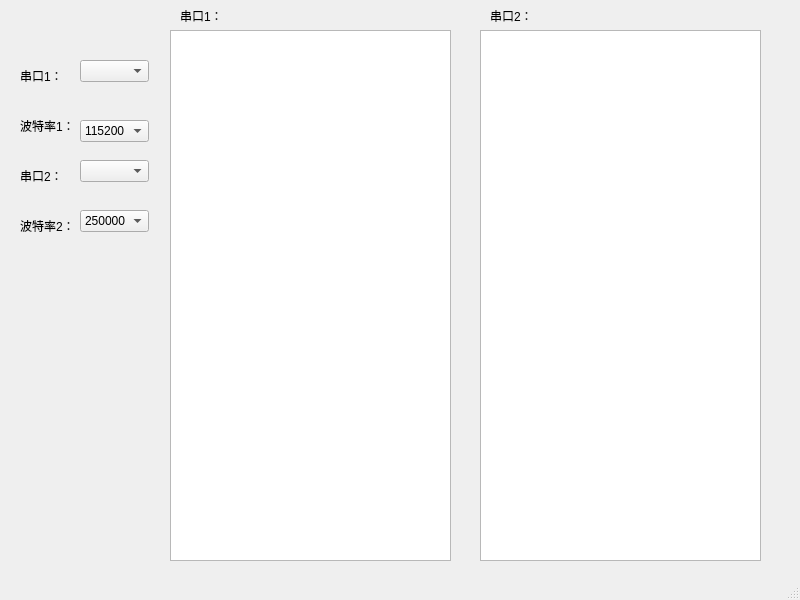
losehu/NEFUART, file mainwindow.ui: the form before one commit.
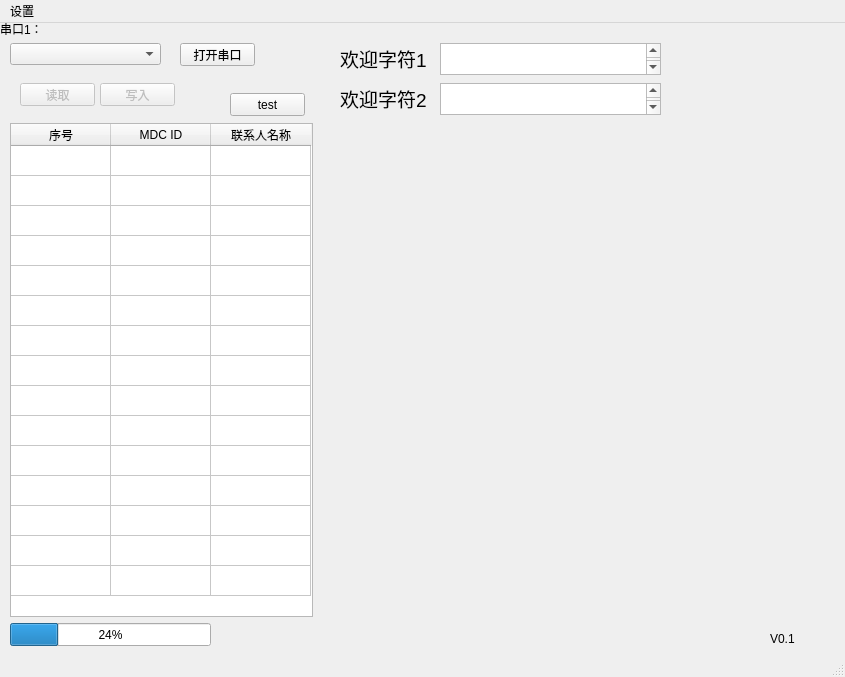
The form after the commit.

```diff
--- a/mainwindow.ui
+++ b/mainwindow.ui
@@ -6,8 +6,8 @@
    <rect>
     <x>0</x>
     <y>0</y>
-    <width>800</width>
-    <height>600</height>
+    <width>845</width>
+    <height>677</height>
    </rect>
   </property>
   <property name="windowTitle">
@@ -17,191 +17,263 @@
    <widget class="QComboBox" name="comboBox">
     <property name="geometry">
      <rect>
-      <x>80</x>
-      <y>60</y>
-      <width>69</width>
+      <x>10</x>
+      <y>20</y>
+      <width>151</width>
       <height>22</height>
      </rect>
     </property>
    </widget>
+   <widget class="QLabel" name="label_uart1">
+    <property name="geometry">
+     <rect>
+      <x>0</x>
+      <y>0</y>
+      <width>54</width>
+      <height>12</height>
+     </rect>
+    </property>
+    <property name="text">
+     <string>串口1：</string>
+    </property>
+   </widget>
+   <widget class="QPushButton" name="open1">
+    <property name="geometry">
+     <rect>
+      <x>180</x>
+      <y>20</y>
+      <width>75</width>
+      <height>23</height>
+     </rect>
+    </property>
+    <property name="text">
+     <string>打开串口</string>
+    </property>
+   </widget>
+   <widget class="QTableWidget" name="mdc_table">
+    <property name="geometry">
+     <rect>
+      <x>10</x>
+      <y>100</y>
+      <width>303</width>
+      <height>494</height>
+     </rect>
+    </property>
+    <property name="rowCount">
+     <number>15</number>
+    </property>
+    <property name="columnCount">
+     <number>3</number>
+    </property>
+    <attribute name="verticalHeaderVisible">
+     <bool>false</bool>
+    </attribute>
+    <row/>
+    <row/>
+    <row/>
+    <row/>
+    <row/>
+    <row/>
+    <row/>
+    <row/>
+    <row/>
+    <row/>
+    <row/>
+    <row/>
+    <row/>
+    <row/>
+    <row/>
+    <column>
+     <property name="text">
+      <string>序号</string>
+     </property>
+    </column>
+    <column>
+     <property name="text">
+      <string>MDC ID</string>
+     </property>
+    </column>
+    <column>
+     <property name="text">
+      <string>联系人名称</string>
+     </property>
+    </column>
+   </widget>
+   <widget class="QPushButton" name="read">
+    <property name="enabled">
+     <bool>false</bool>
+    </property>
+    <property name="geometry">
+     <rect>
+      <x>20</x>
+      <y>60</y>
+      <width>75</width>
+      <height>23</height>
+     </rect>
+    </property>
+    <property name="text">
+     <string>读取</string>
+    </property>
+   </widget>
+   <widget class="QPushButton" name="write">
+    <property name="enabled">
+     <bool>false</bool>
+    </property>
+    <property name="geometry">
+     <rect>
+      <x>100</x>
+      <y>60</y>
+      <width>75</width>
+      <height>23</height>
+     </rect>
+    </property>
+    <property name="text">
+     <string>写入</string>
+    </property>
+   </widget>
+   <widget class="QProgressBar" name="progressBar">
+    <property name="geometry">
+     <rect>
+      <x>10</x>
+      <y>600</y>
+      <width>201</width>
+      <height>23</height>
+     </rect>
+    </property>
+    <property name="value">
+     <number>24</number>
+    </property>
+   </widget>
    <widget class="QLabel" name="label">
     <property name="geometry">
      <rect>
-      <x>20</x>
+      <x>770</x>
+      <y>610</y>
+      <width>54</width>
+      <height>12</height>
+     </rect>
+    </property>
+    <property name="text">
+     <string>V0.1</string>
+    </property>
+   </widget>
+   <widget class="QPushButton" name="pushButton">
+    <property name="geometry">
+     <rect>
+      <x>230</x>
       <y>70</y>
-      <width>54</width>
-      <height>12</height>
+      <width>75</width>
+      <height>23</height>
      </rect>
     </property>
     <property name="text">
-     <string>串口1：</string>
+     <string>test</string>
+    </property>
+   </widget>
+   <widget class="QTextBrowser" name="wel2">
+    <property name="geometry">
+     <rect>
+      <x>440</x>
+      <y>60</y>
+      <width>221</width>
+      <height>32</height>
+     </rect>
+    </property>
+    <property name="font">
+     <font>
+      <pointsize>14</pointsize>
+     </font>
+    </property>
+    <property name="readOnly">
+     <bool>false</bool>
+    </property>
+    <property name="html">
+     <string>&lt;!DOCTYPE HTML PUBLIC &quot;-//W3C//DTD HTML 4.0//EN&quot; &quot;http://www.w3.org/TR/REC-html40/strict.dtd&quot;&gt;
+&lt;html&gt;&lt;head&gt;&lt;meta name=&quot;qrichtext&quot; content=&quot;1&quot; /&gt;&lt;style type=&quot;text/css&quot;&gt;
+p, li { white-space: pre-wrap; }
+&lt;/style&gt;&lt;/head&gt;&lt;body style=&quot; font-family:'SimSun'; font-size:14pt; font-weight:400; font-style:normal;&quot;&gt;
+&lt;p style=&quot;-qt-paragraph-type:empty; margin-top:0px; margin-bottom:0px; margin-left:0px; margin-right:0px; -qt-block-indent:0; text-indent:0px;&quot;&gt;&lt;br /&gt;&lt;/p&gt;&lt;/body&gt;&lt;/html&gt;</string>
+    </property>
+   </widget>
+   <widget class="QTextBrowser" name="wel1">
+    <property name="geometry">
+     <rect>
+      <x>440</x>
+      <y>20</y>
+      <width>221</width>
+      <height>32</height>
+     </rect>
+    </property>
+    <property name="font">
+     <font>
+      <pointsize>14</pointsize>
+     </font>
+    </property>
+    <property name="readOnly">
+     <bool>false</bool>
+    </property>
+    <property name="html">
+     <string>&lt;!DOCTYPE HTML PUBLIC &quot;-//W3C//DTD HTML 4.0//EN&quot; &quot;http://www.w3.org/TR/REC-html40/strict.dtd&quot;&gt;
+&lt;html&gt;&lt;head&gt;&lt;meta name=&quot;qrichtext&quot; content=&quot;1&quot; /&gt;&lt;style type=&quot;text/css&quot;&gt;
+p, li { white-space: pre-wrap; }
+&lt;/style&gt;&lt;/head&gt;&lt;body style=&quot; font-family:'SimSun'; font-size:14pt; font-weight:400; font-style:normal;&quot;&gt;
+&lt;p style=&quot;-qt-paragraph-type:empty; margin-top:0px; margin-bottom:0px; margin-left:0px; margin-right:0px; -qt-block-indent:0; text-indent:0px;&quot;&gt;&lt;br /&gt;&lt;/p&gt;&lt;/body&gt;&lt;/html&gt;</string>
     </property>
    </widget>
    <widget class="QLabel" name="label_2">
     <property name="geometry">
      <rect>
-      <x>20</x>
-      <y>120</y>
-      <width>54</width>
-      <height>12</height>
+      <x>340</x>
+      <y>20</y>
+      <width>91</width>
+      <height>31</height>
      </rect>
     </property>
-    <property name="text">
-     <string>波特率1：</string>
+    <property name="font">
+     <font>
+      <pointsize>14</pointsize>
+     </font>
     </property>
-   </widget>
-   <widget class="QComboBox" name="comboBox_6">
-    <property name="geometry">
-     <rect>
-      <x>80</x>
-      <y>160</y>
-      <width>69</width>
-      <height>22</height>
-     </rect>
-    </property>
-   </widget>
-   <widget class="QLabel" name="label_6">
-    <property name="geometry">
-     <rect>
-      <x>20</x>
-      <y>220</y>
-      <width>54</width>
-      <height>12</height>
-     </rect>
-    </property>
     <property name="text">
-     <string>波特率2：</string>
-    </property>
-   </widget>
-   <widget class="QComboBox" name="comboBox_7">
-    <property name="geometry">
-     <rect>
-      <x>80</x>
-      <y>210</y>
-      <width>69</width>
-      <height>22</height>
-     </rect>
-    </property>
-    <item>
-     <property name="text">
-      <string>250000</string>
-     </property>
-    </item>
-    <item>
-     <property name="text">
-      <string>4800</string>
-     </property>
-    </item>
-    <item>
-     <property name="text">
-      <string>9600</string>
-     </property>
-    </item>
-    <item>
-     <property name="text">
-      <string>115200</string>
-     </property>
-    </item>
-   </widget>
-   <widget class="QLabel" name="label_9">
-    <property name="geometry">
-     <rect>
-      <x>20</x>
-      <y>170</y>
-      <width>54</width>
-      <height>12</height>
-     </rect>
-    </property>
-    <property name="text">
-     <string>串口2：</string>
-    </property>
-   </widget>
-   <widget class="QTextEdit" name="textEdit">
-    <property name="geometry">
-     <rect>
-      <x>170</x>
-      <y>30</y>
-      <width>281</width>
-      <height>531</height>
-     </rect>
-    </property>
-   </widget>
-   <widget class="QTextEdit" name="textEdit_2">
-    <property name="geometry">
-     <rect>
-      <x>480</x>
-      <y>30</y>
-      <width>281</width>
-      <height>531</height>
-     </rect>
-    </property>
-   </widget>
-   <widget class="QLabel" name="label_3">
-    <property name="geometry">
-     <rect>
-      <x>180</x>
-      <y>10</y>
-      <width>54</width>
-      <height>12</height>
-     </rect>
-    </property>
-    <property name="text">
-     <string>串口1：</string>
+     <string>欢迎字符1：</string>
     </property>
    </widget>
    <widget class="QLabel" name="label_4">
     <property name="geometry">
      <rect>
-      <x>490</x>
-      <y>10</y>
-      <width>54</width>
-      <height>12</height>
+      <x>340</x>
+      <y>60</y>
+      <width>91</width>
+      <height>31</height>
      </rect>
     </property>
+    <property name="font">
+     <font>
+      <pointsize>14</pointsize>
+     </font>
+    </property>
     <property name="text">
-     <string>串口2：</string>
+     <string>欢迎字符2：</string>
     </property>
    </widget>
-   <widget class="QComboBox" name="comboBox_8">
-    <property name="geometry">
-     <rect>
-      <x>80</x>
-      <y>120</y>
-      <width>69</width>
-      <height>22</height>
-     </rect>
-    </property>
-    <item>
-     <property name="text">
-      <string>115200</string>
-     </property>
-    </item>
-    <item>
-     <property name="text">
-      <string>4800</string>
-     </property>
-    </item>
-    <item>
-     <property name="text">
-      <string>9600</string>
-     </property>
-    </item>
-    <item>
-     <property name="text">
-      <string>250000</string>
-     </property>
-    </item>
-   </widget>
   </widget>
   <widget class="QMenuBar" name="menubar">
    <property name="geometry">
     <rect>
      <x>0</x>
      <y>0</y>
-     <width>800</width>
+     <width>845</width>
      <height>23</height>
     </rect>
    </property>
+   <widget class="QMenu" name="menu">
+    <property name="title">
+     <string>设置</string>
+    </property>
+    <addaction name="save_param"/>
+    <addaction name="read_param"/>
+   </widget>
+   <addaction name="menu"/>
   </widget>
   <widget class="QStatusBar" name="statusbar"/>
  </widget>
```
Left out of the diff: 20 changed lines with no effect on the pictures.
